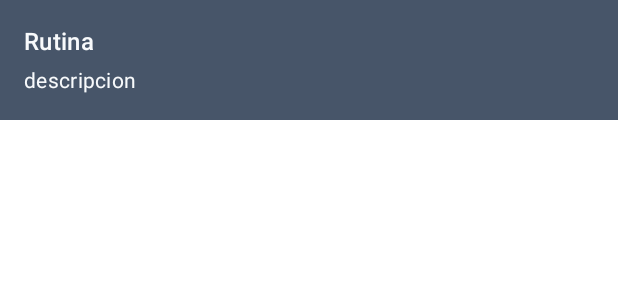
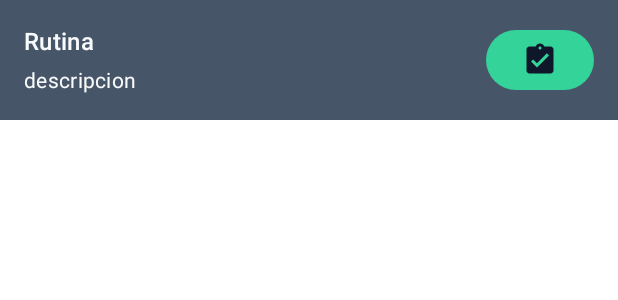
Before and after one commit to Juanbermudezp/Proyecto_Moviles, an Android app built with Jetpack Compose: the @Preview function RoutineCardPreview, on a phone screen of 412 x 824 dp. Shown: the top 300 px of the screen. Run offline under Robolectric (Android 15) with nearby library versions, the phone set to English and light mode, and no system bars.

Commit message:
:art: Routines UI upgraded

```diff
--- a/app/src/main/java/com/jmgg/habitus/ui/premium/RecommendedRoutineScreen.kt
+++ b/app/src/main/java/com/jmgg/habitus/ui/premium/RecommendedRoutineScreen.kt
@@ -61,7 +61,7 @@ fun RecommendedRoutinesScreen(navController: NavController) {
         routines.forEach { (id, title) ->
             RoutineCard(
                 title = title,
-                description = "Toca para más detalles",
+                description = "Presiona para más detalles",
                 onSelect = {
                     navController.navigate("routineDetail/$id")
                 }
--- a/app/src/main/java/com/jmgg/habitus/ui/premium/RoutineUtils.kt
+++ b/app/src/main/java/com/jmgg/habitus/ui/premium/RoutineUtils.kt
@@ -4,6 +4,7 @@ import com.jmgg.habitus.models.Habit
 
 data class RoutineDefinition(
     val title: String,
+    val description: String,
     val benefits: List<String>,
     val habits: List<Habit>
 )
@@ -12,6 +13,7 @@ fun getPredefinedRoutine(id: String, userId: Int): RoutineDefinition? {
     return when (id) {
         "sleep" -> RoutineDefinition(
             title = "Dormir mejor y más rápido",
+            description = "Esta rutina te ayudará a mejorar la calidad de tu sueño y a establecer un horario saludable.",
             benefits = listOf("Dormir más rápido", "Menos estrés", "Horario saludable", "Más energía en el día"),
             habits = listOf(
                 Habit(userId = userId, name = "Dormir 8 horas", category = "Salud", frequency = "Diario"),
@@ -22,6 +24,7 @@ fun getPredefinedRoutine(id: String, userId: Int): RoutineDefinition? {
 
         "mental" -> RoutineDefinition(
             title = "Salud mental y relajación",
+            description = "Esta rutina está diseñada para mejorar tu bienestar mental y ayudarte a relajarte.",
             benefits = listOf("Reducir ansiedad", "Mejor enfoque", "Mayor autocontrol"),
             habits = listOf(
                 Habit(userId = userId, name = "Respirar profundo", category = "Mental", frequency = "Diario"),
@@ -32,6 +35,7 @@ fun getPredefinedRoutine(id: String, userId: Int): RoutineDefinition? {
 
         "fitness" -> RoutineDefinition(
             title = "Estilo de vida activo",
+            description = "Esta rutina te ayudará a mantenerte activo y en forma, mejorando tu salud física y mental.",
             benefits = listOf("Más energía", "Mejor salud", "Mayor fuerza"),
             habits = listOf(
                 Habit(userId = userId, name = "Ejercicio diario", category = "Físico", frequency = "Diario"),
--- a/app/src/main/java/com/jmgg/habitus/ui/premium/components/RoutineCard.kt
+++ b/app/src/main/java/com/jmgg/habitus/ui/premium/components/RoutineCard.kt
@@ -3,9 +3,15 @@ package com.jmgg.habitus.ui.premium.components
 import androidx.compose.foundation.background
 import androidx.compose.foundation.clickable
 import androidx.compose.foundation.layout.*
+import androidx.compose.material.icons.Icons
+import androidx.compose.material.icons.filled.AssignmentTurnedIn
+import androidx.compose.material3.Button
+import androidx.compose.material3.ButtonDefaults
+import androidx.compose.material3.Icon
 import androidx.compose.material3.MaterialTheme
 import androidx.compose.material3.Text
 import androidx.compose.runtime.Composable
+import androidx.compose.ui.Alignment
 import androidx.compose.ui.Modifier
 import androidx.compose.ui.graphics.Color
 import androidx.compose.ui.tooling.preview.Preview
@@ -17,22 +23,42 @@ fun RoutineCard(
     description: String,
     onSelect: () -> Unit
 ) {
-    Column(
+    Row(
         modifier = Modifier
             .fillMaxWidth()
             .background(Color(0xFF475569))
-            .padding(16.dp)
-            .clickable { onSelect() }
+            .padding(16.dp),
+        verticalAlignment = Alignment.CenterVertically
     ) {
-        Text(text = title,
-            style = MaterialTheme.typography.titleMedium.copy(color = Color(0xFFF8FAFC))
-        )
-        Spacer(modifier = Modifier
-            .height(4.dp)
-        )
-        Text(text = description,
-            style = MaterialTheme.typography.bodyMedium.copy(color = Color(0xFFF8FAFC))
-        )
+        Column(
+            modifier = Modifier
+                .weight(1f)
+        ) {
+            Text(
+                text = title,
+                style = MaterialTheme.typography.titleMedium.copy(color = Color(0xFFF8FAFC))
+            )
+            Spacer(modifier = Modifier.height(4.dp))
+            Text(
+                text = description,
+                style = MaterialTheme.typography.bodyMedium.copy(color = Color(0xFFF8FAFC))
+            )
+        }
+
+        Spacer(modifier = Modifier.width(12.dp))
+
+        Button(
+            onClick = onSelect,
+            colors = ButtonDefaults.buttonColors(
+                containerColor = Color(0xFF34D399),
+                contentColor = Color(0xFF0F172A)
+            )
+        ) {
+            Icon(
+                imageVector = Icons.Default.AssignmentTurnedIn,
+                contentDescription = "Ver rutina"
+            )
+        }
     }
 }
 
```
Also changed, not shown: app/src/main/java/com/jmgg/habitus/ui/premium/RoutineDetailScreen.kt (+40 -11 lines).
